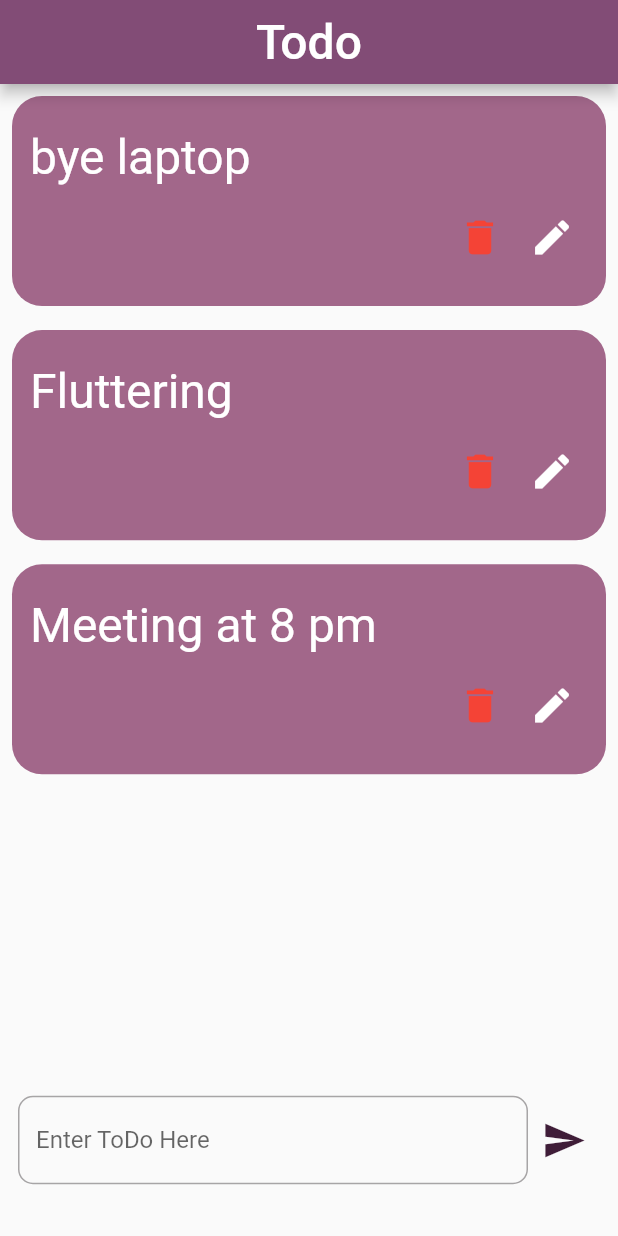
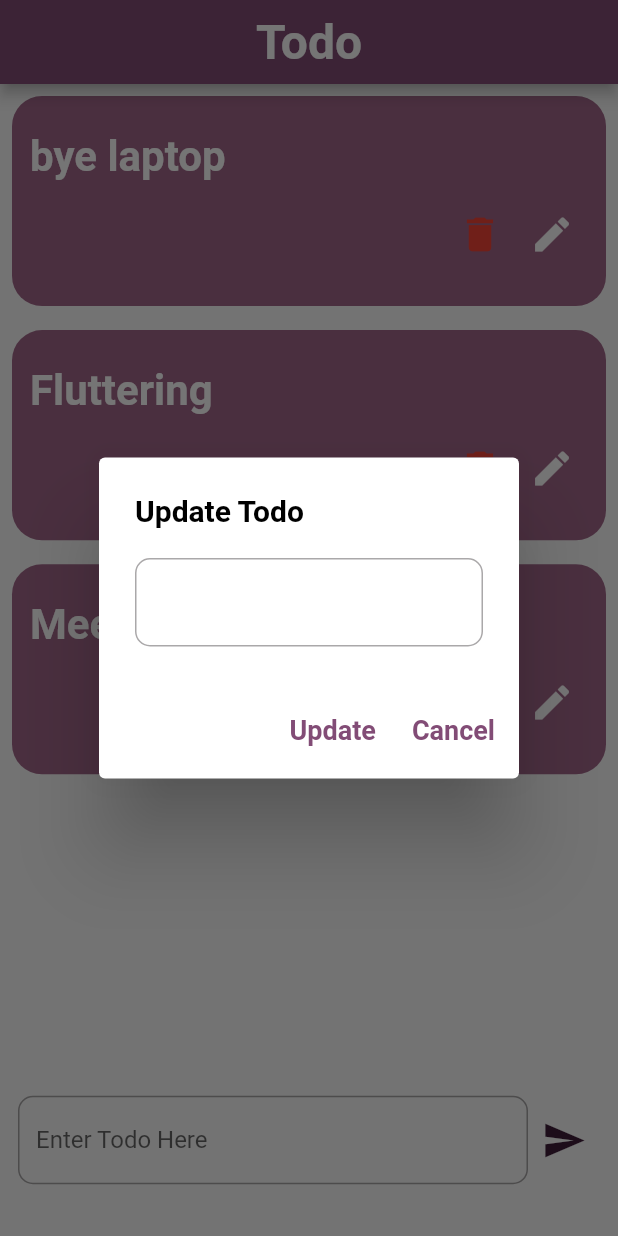
Before and after one commit to KhubaibJamal/SMIT-Flutter, a Flutter app: the screen it shows after launch, after a tap on the "delete" icon, after a tap on the "edit" icon, on a phone screen of 412 x 824 dp. Run offline on Flutter 3.47's test engine with Material 2 defaults, Android fonts, the phone set to English and light mode, and no system bars.

Commit message:
todo functions

```diff
--- a/todo_app/lib/home_screen.dart
+++ /dev/null
@@ -1,149 +0,0 @@
-import 'package:flutter/material.dart';
-
-class HomeScreen extends StatefulWidget {
-  const HomeScreen({super.key});
-
-  @override
-  State<HomeScreen> createState() => _HomeScreenState();
-}
-
-class _HomeScreenState extends State<HomeScreen> {
-  TextEditingController todoController = TextEditingController();
-  List todoList = [
-    "do flutter practice ",
-    "bye laptop",
-    "Fluttering",
-    "Meeting at 8 pm",
-  ];
-
-  // method for add items to the list
-  void saveToList() {
-    setState(() {
-      todoList.add(todoController.text);
-      todoController.clear();
-      // dismiss on screen keyboard
-      FocusManager.instance.primaryFocus?.unfocus();
-    });
-  }
-
-  // method to delete items from the list
-  void deleteFromList(int index) {
-    setState(() {
-      todoList.removeAt(index);
-    });
-  }
-
-  @override
-  Widget build(BuildContext context) {
-    double height = MediaQuery.of(context).size.height;
-    double width = MediaQuery.of(context).size.width;
-    return SafeArea(
-      child: Scaffold(
-        appBar: AppBar(
-          centerTitle: true,
-          title: const Text(
-            "Todo",
-            style: TextStyle(
-              fontSize: 32,
-              color: Colors.white,
-            ),
-          ),
-        ),
-        body: Column(
-          children: [
-            Expanded(
-              flex: 5,
-              child: ListView.builder(
-                physics: const BouncingScrollPhysics(),
-                itemCount: todoList.length,
-                itemBuilder: (context, index) {
-                  return Column(
-                    children: [
-                      Container(
-                        margin: const EdgeInsets.all(8),
-                        padding: const EdgeInsets.all(12),
-                        height: height * 0.17,
-                        width: width,
-                        decoration: BoxDecoration(
-                          color: const Color(0xffA2678A),
-                          borderRadius: BorderRadius.circular(20),
-                        ),
-                        child: Column(
-                          mainAxisAlignment: MainAxisAlignment.spaceEvenly,
-                          crossAxisAlignment: CrossAxisAlignment.start,
-                          children: [
-                            Text(
-                              "${todoList[index]}",
-                              style: const TextStyle(
-                                fontSize: 32,
-                                color: Colors.white,
-                              ),
-                            ),
-                            Row(
-                              mainAxisAlignment: MainAxisAlignment.end,
-                              children: [
-                                IconButton(
-                                  onPressed: () {
-                                    deleteFromList(index);
-                                  },
-                                  icon: const Icon(
-                                    Icons.delete,
-                                    size: 30,
-                                    color: Colors.red,
-                                  ),
-                                ),
-                                // edit icon button
-                                IconButton(
-                                  onPressed: () {},
-                                  icon: const Icon(
-                                    Icons.edit,
-                                    size: 30,
-                                    color: Colors.white,
-                                  ),
-                                ),
-                              ],
-                            ),
-                          ],
-                        ),
-                      ),
-                    ],
-                  );
-                },
-              ),
-            ),
-            Expanded(
-              child: Container(
-                margin: const EdgeInsets.all(12),
-                child: Row(
-                  children: [
-                    Expanded(
-                      child: TextField(
-                        controller: todoController,
-                        decoration: InputDecoration(
-                          hintText: "Enter ToDo Here",
-                          border: OutlineInputBorder(
-                            borderRadius: BorderRadius.circular(10),
-                          ),
-                        ),
-                      ),
-                    ),
-                    IconButton(
-                      onPressed: () {
-                        saveToList();
-                      },
-                      icon: const Icon(
-                        Icons.send,
-                        color: Color(0xff3F1D38),
-                        size: 30,
-                      ),
-                    ),
-                  ],
-                ),
-              ),
-            ),
-          ],
-        ),
-      ),
-    );
-  }
-}
--- a/todo_app/lib/main.dart
+++ b/todo_app/lib/main.dart
@@ -1,5 +1,5 @@
 import 'package:flutter/material.dart';
-import 'package:todo_app/home_screen.dart';
+import 'package:todo_app/views/home_screen.dart';
 
 void main() {
   runApp(const MyApp());
--- /dev/null
+++ b/todo_app/lib/views/components/todo_list.dart
@@ -0,0 +1,65 @@
+import 'package:flutter/material.dart';
+import 'package:todo_app/wdgets/default_text_widget.dart';
+
+class TodoList extends StatelessWidget {
+  final double height;
+  final double width;
+  final String text;
+  final VoidCallback deleteFunction;
+  final VoidCallback editFunction;
+  const TodoList({
+    super.key,
+    required this.height,
+    required this.width,
+    required this.text,
+    required this.deleteFunction,
+    required this.editFunction,
+  });
+
+  @override
+  Widget build(BuildContext context) {
+    return Container(
+      margin: const EdgeInsets.all(8),
+      padding: const EdgeInsets.all(12),
+      height: height * 0.17,
+      width: width,
+      decoration: BoxDecoration(
+        color: const Color(0xffA2678A),
+        borderRadius: BorderRadius.circular(20),
+      ),
+      child: Column(
+        mainAxisAlignment: MainAxisAlignment.spaceEvenly,
+        crossAxisAlignment: CrossAxisAlignment.start,
+        children: [
+          DefaultTextWidget(
+            text: text,
+            fontSize: 28,
+            textColor: Colors.white,
+          ),
+          Row(
+            mainAxisAlignment: MainAxisAlignment.end,
+            children: [
+              IconButton(
+                onPressed: deleteFunction,
+                icon: const Icon(
+                  Icons.delete,
+                  size: 30,
+                  color: Colors.red,
+                ),
+              ),
+              // edit icon button
+              IconButton(
+                onPressed: editFunction,
+                icon: const Icon(
+                  Icons.edit,
+                  size: 30,
+                  color: Colors.white,
+                ),
+              ),
+            ],
+          ),
+        ],
+      ),
+    );
+  }
+}
--- /dev/null
+++ b/todo_app/lib/views/home_screen.dart
@@ -0,0 +1,146 @@
+import 'package:flutter/material.dart';
+import 'package:todo_app/views/components/todo_list.dart';
+import 'package:todo_app/wdgets/default_text_widget.dart';
+import 'package:todo_app/wdgets/text_field_widget.dart';
+
+class HomeScreen extends StatefulWidget {
+  const HomeScreen({super.key});
+
+  @override
+  State<HomeScreen> createState() => _HomeScreenState();
+}
+
+class _HomeScreenState extends State<HomeScreen> {
+  TextEditingController todoController = TextEditingController();
+  TextEditingController updateTodoController = TextEditingController();
+  List todoList = [
+    "do flutter practice ",
+    "bye laptop",
+    "Fluttering",
+    "Meeting at 8 pm",
+  ];
+
+  // method for add items to the list
+  void saveToList() {
+    setState(() {
+      todoList.add(todoController.text);
+      todoController.clear();
+      // dismiss on screen keyboard
+      FocusManager.instance.primaryFocus?.unfocus();
+    });
+  }
+
+  // method to delete items from the list
+  void deleteFromList(int index) {
+    setState(() {
+      todoList.removeAt(index);
+    });
+  }
+
+  // update in the list
+  Future<void> updateTodo(int index) async {
+    return showDialog<void>(
+      context: context,
+      barrierDismissible: false, // user must tap button!
+      builder: (BuildContext context) {
+        return AlertDialog(
+          title: const DefaultTextWidget(
+            text: "Update Todo",
+            fontSize: 20,
+            textColor: Colors.black,
+          ),
+          content: TextFieldWidget(
+            todoController: updateTodoController,
+            hintText: todoController.text,
+          ),
+          actions: <Widget>[
+            TextButton(
+              child: const DefaultTextWidget(
+                text: "Update",
+                fontSize: 18,
+              ),
+              onPressed: () {
+                setState(() {
+                  todoList[index] = updateTodoController.text;
+                });
+                Navigator.of(context).pop();
+              },
+            ),
+            TextButton(
+              child: const DefaultTextWidget(text: "Cancel", fontSize: 18),
+              onPressed: () {
+                Navigator.of(context).pop();
+              },
+            ),
+          ],
+        );
+      },
+    );
+  }
+
+  @override
+  Widget build(BuildContext context) {
+    double height = MediaQuery.of(context).size.height;
+    double width = MediaQuery.of(context).size.width;
+    return SafeArea(
+      child: Scaffold(
+        appBar: AppBar(
+          centerTitle: true,
+          title: const DefaultTextWidget(
+            text: "Todo",
+            fontSize: 32,
+            textColor: Colors.white,
+          ),
+        ),
+        body: Column(
+          children: [
+            Expanded(
+              flex: 5,
+              child: ListView.builder(
+                physics: const BouncingScrollPhysics(),
+                itemCount: todoList.length,
+                itemBuilder: (context, index) {
+                  return TodoList(
+                      height: height,
+                      width: width,
+                      text: "${todoList[index]}",
+                      deleteFunction: () {
+                        deleteFromList(index);
+                      },
+                      editFunction: () {
+                        updateTodo(index);
+                      });
+                },
+              ),
+            ),
+            Expanded(
+              child: Container(
+                margin: const EdgeInsets.all(12),
+                child: Row(
+                  children: [
+                    Expanded(
+                      child: TextFieldWidget(
+                        todoController: todoController,
+                        hintText: "Enter Todo Here",
+                      ),
+                    ),
+                    IconButton(
+                      onPressed: () {
+                        saveToList();
+                      },
+                      icon: const Icon(
+                        Icons.send,
+                        color: Color(0xff3F1D38),
+                        size: 30,
+                      ),
+                    ),
+                  ],
+                ),
+              ),
+            ),
+          ],
+        ),
+      ),
+    );
+  }
+}
--- /dev/null
+++ b/todo_app/lib/wdgets/default_text_widget.dart
@@ -0,0 +1,25 @@
+import 'package:flutter/material.dart';
+
+class DefaultTextWidget extends StatelessWidget {
+  final String text;
+  final double fontSize;
+  final Color? textColor;
+  const DefaultTextWidget({
+    super.key,
+    required this.text,
+    required this.fontSize,
+    this.textColor,
+  });
+
+  @override
+  Widget build(BuildContext context) {
+    return Text(
+      text,
+      style: TextStyle(
+        fontSize: fontSize,
+        color: textColor,
+        fontWeight: FontWeight.bold,
+      ),
+    );
+  }
+}
--- /dev/null
+++ b/todo_app/lib/wdgets/text_field_widget.dart
@@ -0,0 +1,21 @@
+import 'package:flutter/material.dart';
+
+class TextFieldWidget extends StatelessWidget {
+  final TextEditingController todoController;
+  final String hintText;
+  const TextFieldWidget(
+      {super.key, required this.todoController, required this.hintText});
+
+  @override
+  Widget build(BuildContext context) {
+    return TextField(
+      controller: todoController,
+      decoration: InputDecoration(
+        hintText: hintText,
+        border: OutlineInputBorder(
+          borderRadius: BorderRadius.circular(10),
+        ),
+      ),
+    );
+  }
+}
```
